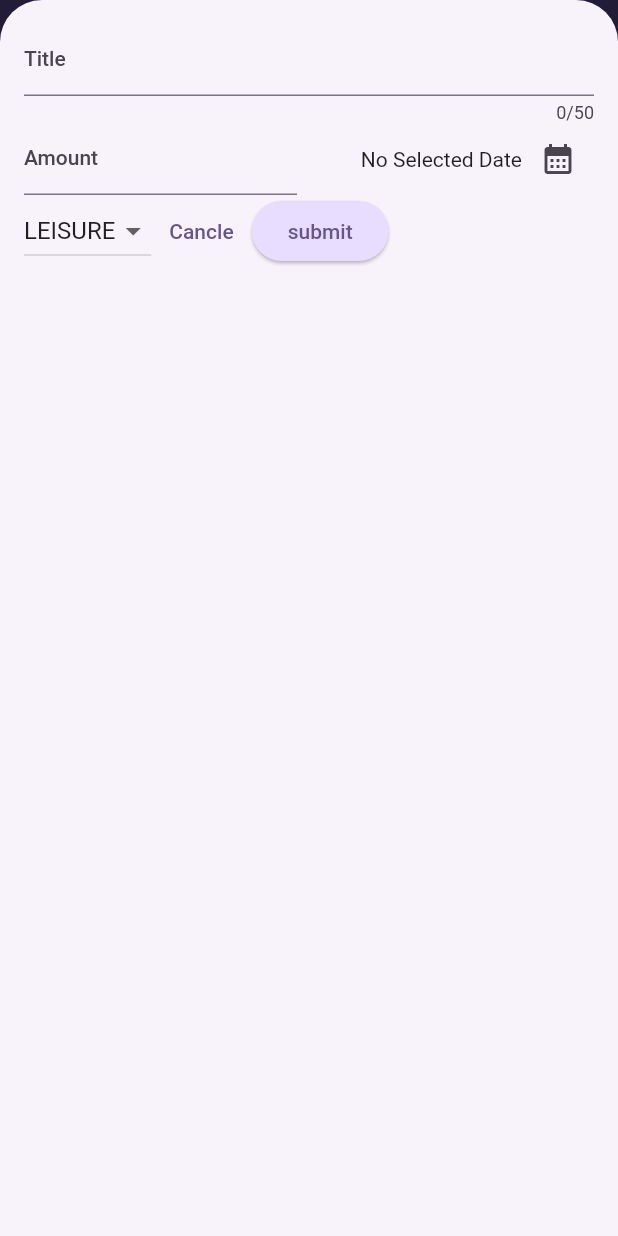
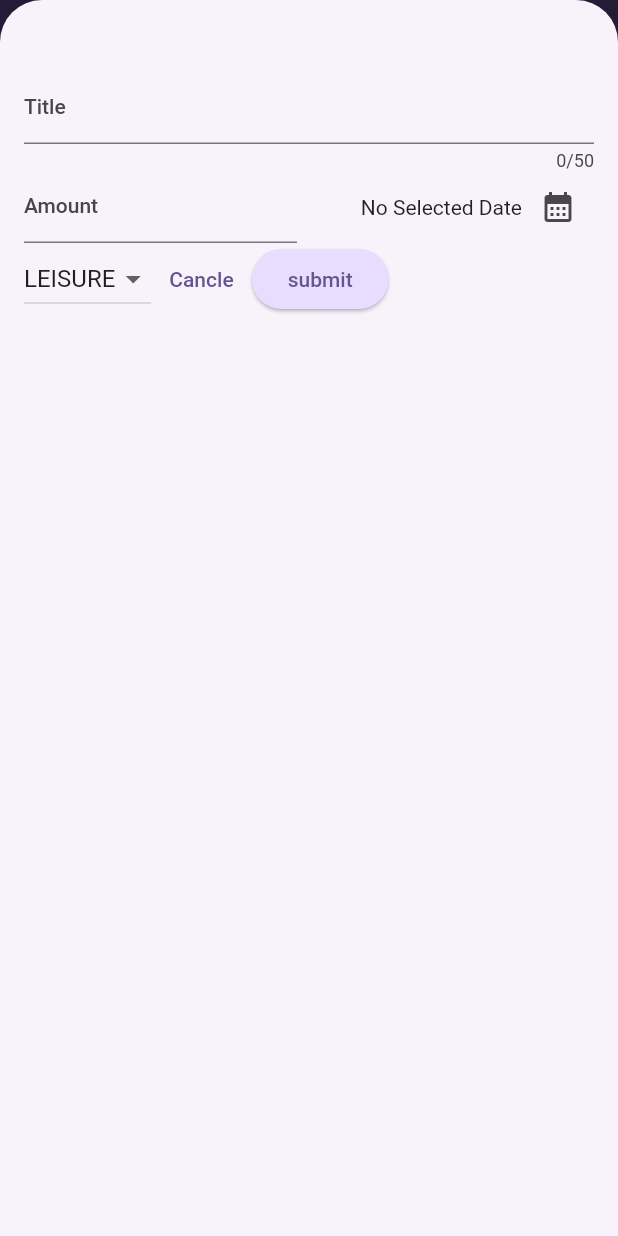
Before and after one commit to hamzaKabdallah/flutter-tutorial-third-part--expense-tracker-app, a Flutter app: the screen it shows after launch, after a tap on the "add" icon, on a phone screen of 412 x 824 dp. Run offline on Flutter 3.47's test engine with Material 2 defaults, Android fonts, the phone set to English and light mode, and no system bars.

Commit message:
Scrollable modal when keyboard is open

```diff
--- a/lib/main.dart
+++ b/lib/main.dart
@@ -1,7 +1,7 @@
 import 'package:expense_app/widgents/expnese.dart';
 import 'package:flutter/material.dart';
 
-import 'package:flutter/services.dart';
+// import 'package:flutter/services.dart';
 
 var kColorScheme = ColorScheme.fromSeed(
   seedColor: const Color.fromARGB(255, 96, 59, 181),
@@ -13,9 +13,9 @@ var kDarkColorScheme = ColorScheme.fromSeed(
 );
 
 void main() {
-  WidgetsFlutterBinding.ensureInitialized();
-  SystemChrome.setPreferredOrientations([DeviceOrientation.portraitUp]).then(
-    (value) => {
+  // WidgetsFlutterBinding.ensureInitialized();
+  // SystemChrome.setPreferredOrientations([DeviceOrientation.portraitUp]).then(
+  // (value) => {
   runApp(
     MaterialApp(
       darkTheme: ThemeData().copyWith(
@@ -64,7 +64,7 @@ void main() {
       themeMode: ThemeMode.system,
       home: const Expenses(),
     ),
-      )
-    },
   );
+  // },
+  // );
 }
--- a/lib/widgents/expnese.dart
+++ b/lib/widgents/expnese.dart
@@ -66,6 +66,7 @@ class _ExpensesState extends State<Expenses> {
 
   @override
   Widget build(BuildContext context) {
+    final double width = MediaQuery.of(context).size.width;
     Widget mainWidget =
         const Center(child: Text('No Items in the list To View'));
     if (_registeredExpenses.isNotEmpty) {
@@ -81,9 +82,18 @@ class _ExpensesState extends State<Expenses> {
               Icons.add,
             ))
       ]),
-      body: Column(
+      body: width < 600
+          ? Column(
               children: [
                 Chart(expenses: _registeredExpenses),
+                Expanded(
+                  child: mainWidget,
+                )
+              ],
+            )
+          : Row(
+              children: [
+                Expanded(child: Chart(expenses: _registeredExpenses)),
                 Expanded(
                   child: mainWidget,
                 )
--- a/lib/widgents/new_expense.dart
+++ b/lib/widgents/new_expense.dart
@@ -79,8 +79,12 @@ class _NewExpenseState extends State<NewExpense> {
 
   @override
   Widget build(BuildContext context) {
-    return Padding(
-      padding: const EdgeInsets.all(16),
+    final keyboardSpace = MediaQuery.of(context).viewInsets.bottom;
+    return SizedBox(
+      height: double.infinity,
+      child: SingleChildScrollView(
+        child: Padding(
+          padding: EdgeInsets.fromLTRB(16, 48, 16, keyboardSpace + 16),
           child: Column(
             children: [
               TextField(
@@ -153,6 +157,8 @@ class _NewExpenseState extends State<NewExpense> {
               ),
             ],
           ),
+        ),
+      ),
     );
   }
 }
```
Lines whose indentation alone changed are shown as unchanged.
